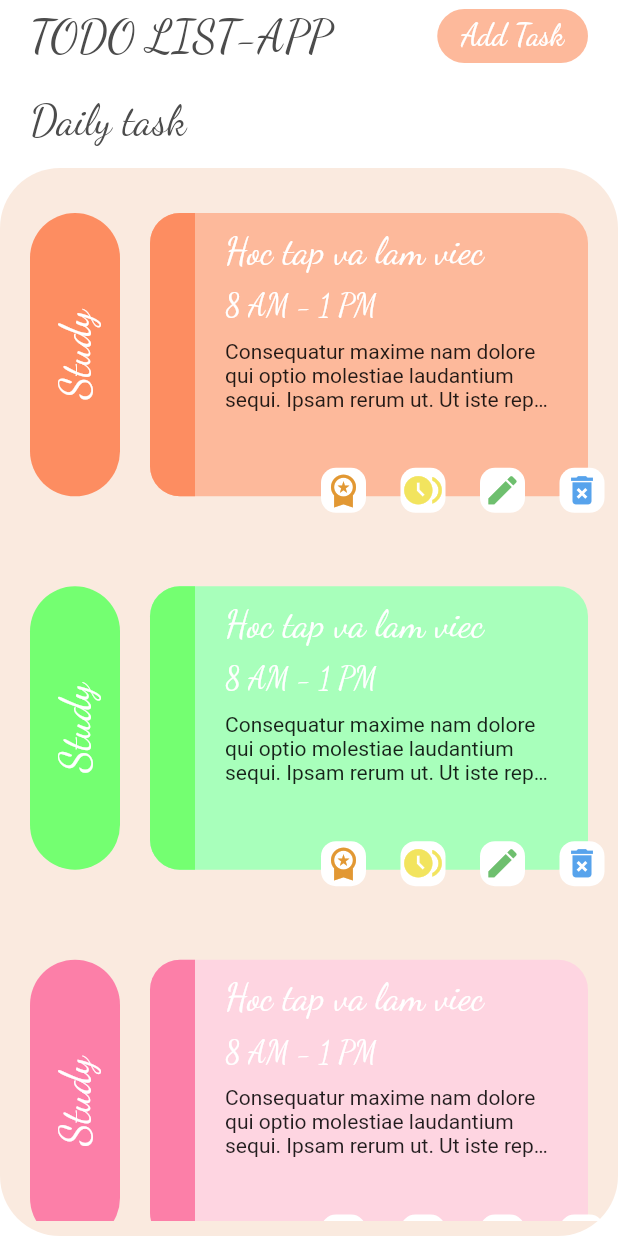
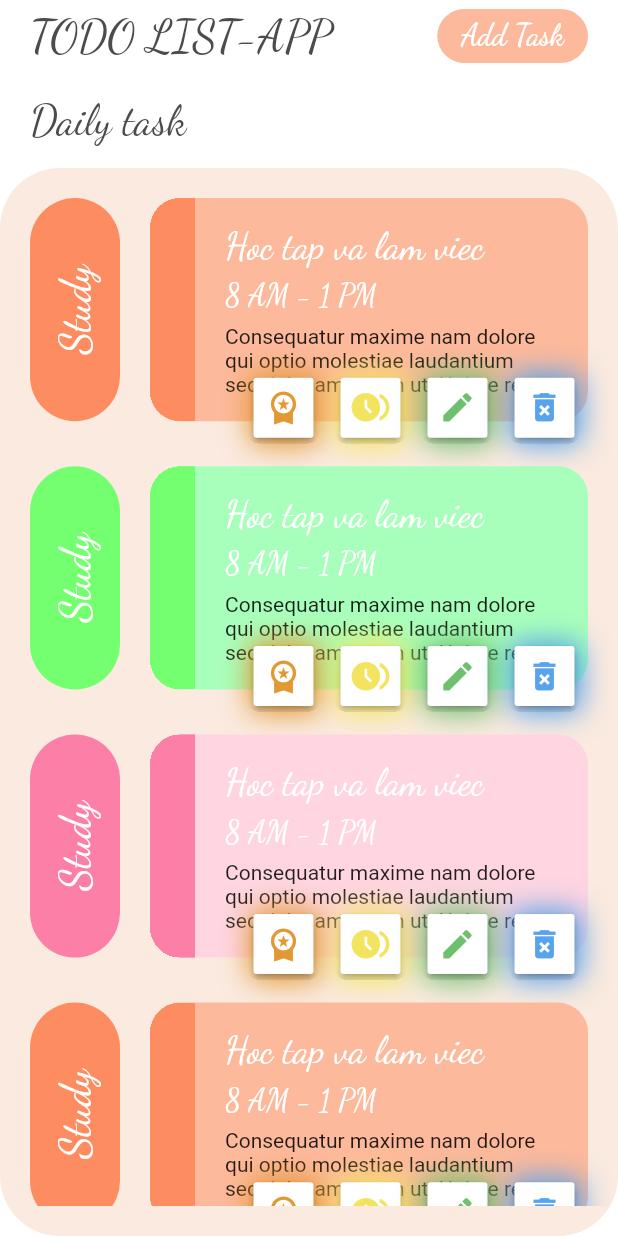
Before and after one commit to bhtri/zendvn_flutter_online, a Flutter app: the BTVN051802 screen opened directly, on a phone screen of 412 x 824 dp. Run offline on Flutter 3.47's test engine with Material 2 defaults, Android fonts, the phone set to English and light mode, and no system bars; our stand-ins replace google_fonts.

Commit message:
🔥 fix051802

```diff
--- a/lib/page/btvn0518_02.dart
+++ b/lib/page/btvn0518_02.dart
@@ -74,22 +74,20 @@ class BTVN051802 extends StatelessWidget {
             ),
             Expanded(
               child: Container(
-                padding: const EdgeInsets.symmetric(vertical: 10),
+                padding: const EdgeInsets.symmetric(vertical: 20),
                 decoration: BoxDecoration(
                   color: const Color(0xffFAEADF),
                   borderRadius: BorderRadius.circular(40),
                 ),
                 child: ListView.separated(
-                  padding: EdgeInsets.zero,
+                  padding: const EdgeInsets.symmetric(horizontal: 20),
                   itemBuilder: (context, index) {
                     return AspectRatio(
-                      aspectRatio: 1.8,
+                      aspectRatio: 2.5,
                       child: Stack(
+                        clipBehavior: Clip.none,
                         children: [
-                          Padding(
-                            padding: const EdgeInsets.symmetric(
-                                vertical: 20, horizontal: 20),
-                            child: Row(
+                          Row(
                             children: [
                               Container(
                                 alignment: Alignment.center,
@@ -97,8 +95,7 @@ class BTVN051802 extends StatelessWidget {
                                 width: 60,
                                 decoration: BoxDecoration(
                                   color: lstColor1[index % 3],
-                                    borderRadius: const BorderRadius.all(
-                                        Radius.circular(40)),
+                                  borderRadius: const BorderRadius.all(Radius.circular(40)),
                                 ),
                                 child: RotatedBox(
                                   quarterTurns: -1,
@@ -117,59 +114,48 @@ class BTVN051802 extends StatelessWidget {
                               Expanded(
                                 flex: 1,
                                 child: Container(
+                                  clipBehavior: Clip.hardEdge,
                                   decoration: BoxDecoration(
                                     color: lstColor2[index % 3],
-                                      borderRadius: const BorderRadius.all(
-                                          Radius.circular(20)),
+                                    borderRadius: const BorderRadius.all(Radius.circular(20)),
                                   ),
                                   child: Row(
                                     children: [
                                       Container(
-                                          height: double.infinity,
                                         width: 30,
                                         decoration: BoxDecoration(
                                           color: lstColor1[index % 3],
-                                            borderRadius:
-                                                const BorderRadius.horizontal(
-                                                    left: Radius.circular(20)),
                                         ),
                                       ),
                                       Expanded(
                                         child: Padding(
-                                            padding: const EdgeInsets.symmetric(
-                                                horizontal: 20, vertical: 10),
+                                          padding: const EdgeInsets.symmetric(horizontal: 20, vertical: 10),
                                           child: Column(
-                                              crossAxisAlignment:
-                                                  CrossAxisAlignment.start,
-                                              // mainAxisAlignment: MainAxisAlignment.spaceEvenly,
+                                            crossAxisAlignment: CrossAxisAlignment.start,
+                                            mainAxisAlignment: MainAxisAlignment.spaceEvenly,
                                             children: [
                                               Text(
                                                 'Hoc tap va lam viec',
-                                                  style:
-                                                      GoogleFonts.dancingScript(
+                                                style: GoogleFonts.dancingScript(
                                                   textStyle: const TextStyle(
                                                     fontSize: 25,
                                                     color: Colors.white,
                                                   ),
                                                 ),
                                               ),
-                                                const SizedBox(height: 10),
                                               Text(
                                                 '8 AM - 1 PM',
-                                                  style:
-                                                      GoogleFonts.dancingScript(
+                                                style: GoogleFonts.dancingScript(
                                                   textStyle: const TextStyle(
                                                     fontSize: 20,
                                                     color: Colors.white,
                                                   ),
                                                 ),
                                               ),
-                                                const SizedBox(height: 10),
                                               const Text(
                                                 'Consequatur maxime nam dolore qui optio molestiae laudantium sequi. Ipsam rerum ut. Ut iste repellendus et praesentium vero. Aut ea est nostrum. Explicabo laboriosam officiis placeat sed cum aut maiores.',
                                                 maxLines: 3,
-                                                  overflow:
-                                                      TextOverflow.ellipsis,
+                                                overflow: TextOverflow.ellipsis,
                                               ),
                                             ],
                                           ),
@@ -181,90 +167,26 @@ class BTVN051802 extends StatelessWidget {
                               )
                             ],
                           ),
-                          ),
-                          Positioned(
-                            bottom: 0,
+                          const Positioned(
+                            bottom: -15,
                             right: 0,
                             child: Row(
                               children: [
-                                ElevatedButton(
-                                  onPressed: () {},
-                                  style: ElevatedButton.styleFrom(
-                                    backgroundColor: Colors.white,
-                                    shadowColor: Colors.transparent,
-                                    foregroundColor: Colors.blue,
-                                    padding: EdgeInsets.zero,
-                                    minimumSize: const Size(30, 30),
-                                    elevation: 0,
-                                    shape: RoundedRectangleBorder(
-                                        borderRadius:
-                                            BorderRadius.circular(10)),
+                                CustomButton(
+                                  color: Color(0xffE29833),
+                                  icon: Icons.workspace_premium,
                                 ),
-                                  child: const Icon(
-                                    Icons.workspace_premium,
-                                    size: 25,
-                                    color: Color(0xffE29833),
+                                CustomButton(
+                                  color: Color(0xffF2E45E),
+                                  icon: Icons.browse_gallery,
                                 ),
+                                CustomButton(
+                                  color: Color(0xff6EBF6E),
+                                  icon: Icons.edit,
                                 ),
-                                const SizedBox(width: 5),
-                                ElevatedButton(
-                                  onPressed: () {},
-                                  style: ElevatedButton.styleFrom(
-                                    backgroundColor: Colors.white,
-                                    shadowColor: Colors.transparent,
-                                    foregroundColor: Colors.blue,
-                                    padding: EdgeInsets.zero,
-                                    minimumSize: const Size(30, 30),
-                                    elevation: 0,
-                                    shape: RoundedRectangleBorder(
-                                        borderRadius:
-                                            BorderRadius.circular(10)),
-                                  ),
-                                  child: const Icon(
-                                    Icons.browse_gallery,
-                                    size: 25,
-                                    color: Color(0xffF2E45E),
-                                  ),
-                                ),
-                                const SizedBox(width: 5),
-                                ElevatedButton(
-                                  onPressed: () {},
-                                  style: ElevatedButton.styleFrom(
-                                    backgroundColor: Colors.white,
-                                    shadowColor: Colors.transparent,
-                                    foregroundColor: Colors.blue,
-                                    padding: EdgeInsets.zero,
-                                    minimumSize: const Size(30, 30),
-                                    elevation: 0,
-                                    shape: RoundedRectangleBorder(
-                                        borderRadius:
-                                            BorderRadius.circular(10)),
-                                  ),
-                                  child: const Icon(
-                                    Icons.edit,
-                                    size: 25,
-                                    color: Color(0xff6EBF6E),
-                                  ),
-                                ),
-                                const SizedBox(width: 5),
-                                ElevatedButton(
-                                  onPressed: () {},
-                                  style: ElevatedButton.styleFrom(
-                                    backgroundColor: Colors.white,
-                                    shadowColor: Colors.transparent,
-                                    foregroundColor: Colors.blue,
-                                    padding: EdgeInsets.zero,
-                                    minimumSize: const Size(30, 30),
-                                    elevation: 0,
-                                    shape: RoundedRectangleBorder(
-                                        borderRadius:
-                                            BorderRadius.circular(10)),
-                                  ),
-                                  child: const Icon(
-                                    Icons.delete_forever,
-                                    size: 25,
+                                CustomButton(
                                   color: Color(0xff57A3EC),
-                                  ),
+                                  icon: Icons.delete_forever,
                                 ),
                               ],
                             ),
@@ -274,7 +196,7 @@ class BTVN051802 extends StatelessWidget {
                     );
                   },
                   separatorBuilder: (context, index) {
-                    return const SizedBox(height: 20);
+                    return const SizedBox(height: 30);
                   },
                   itemCount: 20,
                 ),
@@ -286,3 +208,45 @@ class BTVN051802 extends StatelessWidget {
     );
   }
 }
+
+class CustomButton extends StatelessWidget {
+  const CustomButton({
+    super.key,
+    required this.icon,
+    required this.color,
+  });
+
+  final IconData icon;
+  final Color color;
+
+  @override
+  Widget build(BuildContext context) {
+    return Container(
+      clipBehavior: Clip.hardEdge,
+      padding: EdgeInsets.zero,
+      margin: const EdgeInsets.symmetric(horizontal: 5),
+      decoration: ShapeDecoration(
+        shape: RoundedRectangleBorder(borderRadius: BorderRadius.circular(8)),
+        shadows: [
+          BoxShadow(
+            color: color,
+            offset: const Offset(1, 1),
+            blurRadius: 15,
+          ),
+        ],
+      ),
+      child: MaterialButton(
+        onPressed: () {},
+        color: Colors.white,
+        padding: EdgeInsets.zero,
+        minWidth: 40,
+        height: 40,
+        child: Icon(
+          icon,
+          size: 25,
+          color: color,
+        ),
+      ),
+    );
+  }
+}
--- a/lib/page/my_app.dart
+++ b/lib/page/my_app.dart
@@ -1,11 +1,11 @@
 import 'package:flutter/material.dart';
-import 'package:zendvn_online/page/bt0523_01.dart';
+import 'package:zendvn_online/page/btvn0518_02.dart';
 
 class MyApp extends StatelessWidget {
   const MyApp({super.key});
 
   @override
   Widget build(BuildContext context) {
-    return const BT052301();
+    return const BTVN051802();
   }
 }
```
Also changed, not shown: lib/page/bt0523_01.dart (+92 -107 lines). Lines whose indentation alone changed are shown as unchanged.
